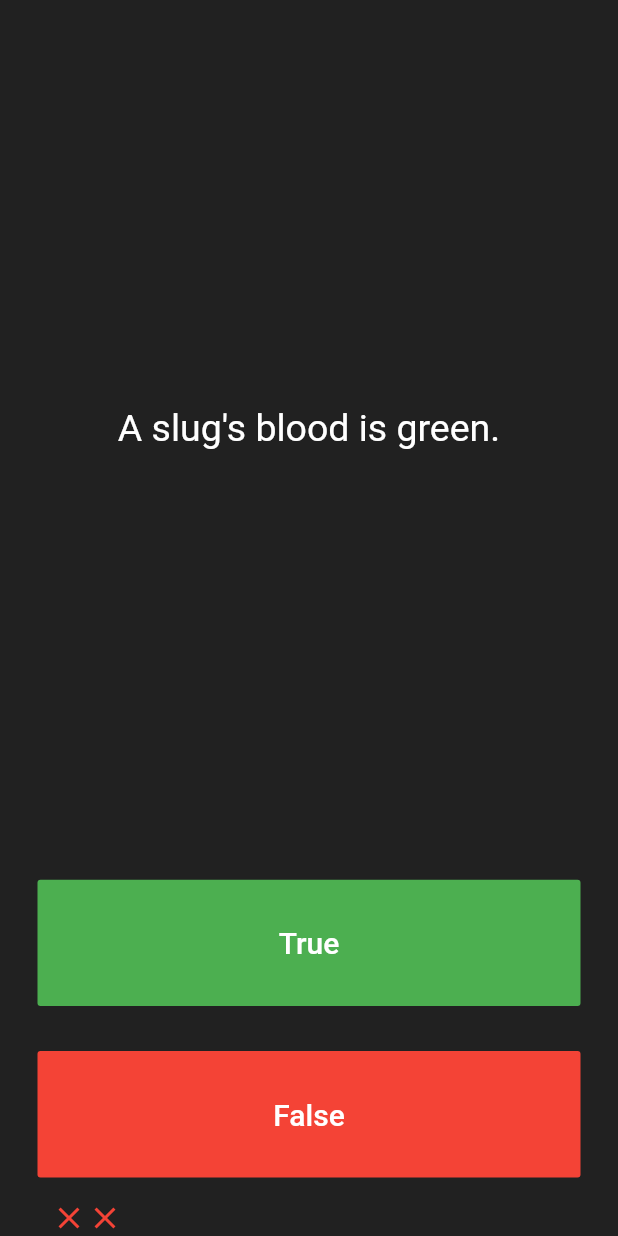
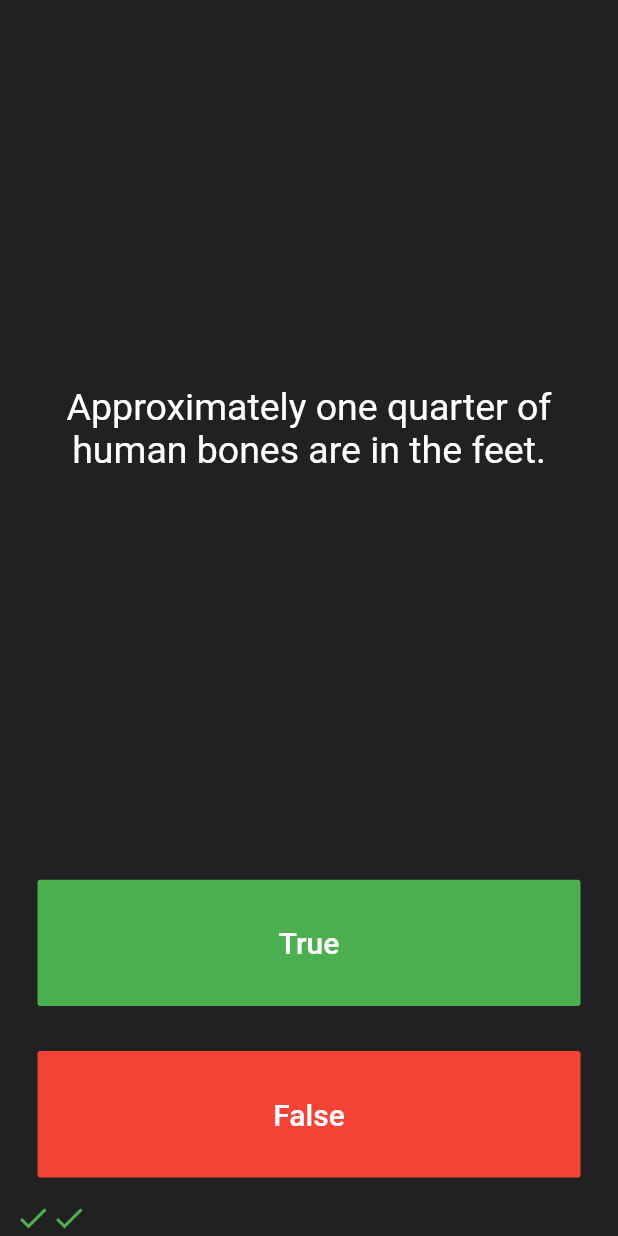
Before and after one commit to bhatiak2050/flutter_quizzler, a Flutter app: the screen it shows after launch, after a tap on "True", after a tap on "False", on a phone screen of 412 x 824 dp. Run offline on Flutter 3.47's test engine with Material 2 defaults, Android fonts, the phone set to English and light mode, and no system bars.

Commit message:
added question and quizbrain classes

```diff
--- a/lib/main.dart
+++ b/lib/main.dart
@@ -1,4 +1,7 @@
 import 'package:flutter/material.dart';
+import 'quizbrain.dart';
+
+QuizBrain quizBrain = QuizBrain();
 
 void main() => runApp(Quizzler());
 
@@ -25,18 +28,7 @@ class QuizPage extends StatefulWidget {
 }
 
 class _QuizPageState extends State<QuizPage> {
-  List<Icon> scoreKeeper = [
-    Icon(null),
-  ];
-  List<String> questions = [
-    'You can lead a cow down stairs but not up stairs.',
-    'Approximately one quarter of human bones are in the feet.',
-    'A slug\'s blood is green.',
-  ];
-  List<bool> answers = [
-    false, true, true,
-  ];
-  int counter = 0;
+  List<Icon> scoreKeeper = [];
 
   @override
   Widget build(BuildContext context) {
@@ -50,7 +42,7 @@ class _QuizPageState extends State<QuizPage> {
             padding: EdgeInsets.all(10.0),
             child: Center(
               child: Text(
-                questions[counter],
+                quizBrain.getQuestion(),
                 textAlign: TextAlign.center,
                 style: TextStyle(
                   fontSize: 25.0,
@@ -75,13 +67,16 @@ class _QuizPageState extends State<QuizPage> {
               ),
               onPressed: () {
                 setState(() {
-                  if (answers[counter] == true) {
-                    scoreKeeper.add(Icon(Icons.check, color: Colors.green),);
+                  if (quizBrain.getAnswer() == true) {
+                    scoreKeeper.add(
+                      Icon(Icons.check, color: Colors.green),
+                    );
+                  } else {
+                    scoreKeeper.add(
+                      Icon(Icons.close, color: Colors.red),
+                    );
                   }
-                  else{
-                    scoreKeeper.add(Icon(Icons.close, color: Colors.red),);
-                  }
-                  counter++;
+                  quizBrain.nextQuestion();
                 });
               },
             ),
@@ -101,13 +96,16 @@ class _QuizPageState extends State<QuizPage> {
               ),
               onPressed: () {
                 setState(() {
-                  if (answers[counter] == false) {
-                    scoreKeeper.add(Icon(Icons.check, color: Colors.green),);
+                  if (quizBrain.getAnswer() == false) {
+                    scoreKeeper.add(
+                      Icon(Icons.check, color: Colors.green),
+                    );
+                  } else {
+                    scoreKeeper.add(
+                      Icon(Icons.close, color: Colors.red),
+                    );
                   }
-                  else{
-                    scoreKeeper.add(Icon(Icons.close, color: Colors.red),);
-                  }
-                  counter++;
+                  quizBrain.nextQuestion();
                 });
               },
             ),
@@ -120,9 +118,3 @@ class _QuizPageState extends State<QuizPage> {
     );
   }
 }
-
-/*
-question1: 'You can lead a cow down stairs but not up stairs.', false,
-question2: 'Approximately one quarter of human bones are in the feet.', true,
-question3: 'A slug\'s blood is green.', true,
-*/
--- /dev/null
+++ b/lib/question.dart
@@ -0,0 +1,9 @@
+class Question {
+  String question;
+  bool answer;
+
+  Question({String question, bool answer}) {
+    this.answer = answer;
+    this.question = question;
+  }
+}
--- /dev/null
+++ b/lib/quizbrain.dart
@@ -0,0 +1,63 @@
+import 'question.dart';
+
+class QuizBrain {
+
+  int _qno = 0;
+
+  List<Question> _questionBank = [
+    Question(
+        question: 'Some cats are actually allergic to humans', answer: true,),
+    Question(
+        question: 'You can lead a cow down stairs but not up stairs.',
+        answer: false,),
+    Question(
+        question: 'Approximately one quarter of human bones are in the feet.',
+        answer: true),
+    Question(question: 'A slug\'s blood is green.', answer: true,),
+    Question(
+        question: 'Buzz Aldrin\'s mother\'s maiden name was \"Moon\".',
+        answer: true,),
+    Question(
+        question: 'It is illegal to pee in the Ocean in Portugal.',
+        answer: true,),
+    Question(
+        question:
+            'No piece of square dry paper can be folded in half more than 7 times.',
+        answer: false,),
+    Question(
+        question:
+            'In London, UK, if you happen to die in the House of Parliament, you are technically entitled to a state funeral, because the building is considered too sacred a place.',
+        answer: true,),
+    Question(
+        question:
+            'The loudest sound produced by any animal is 188 decibels. That animal is the African Elephant.',
+        answer: false,),
+    Question(
+        question:
+            'The total surface area of two human lungs is approximately 70 square metres.',
+        answer: true,),
+    Question(
+        question: 'Google was originally called \"Backrub\".', answer: true,),
+    Question(
+        question:
+            'Chocolate affects a dog\'s heart and nervous system; a few ounces are enough to kill a small dog.',
+        answer: true,),
+    Question(
+        question:
+            'In West Virginia, USA, if you accidentally hit an animal with your car, you are free to take it home to eat.',
+        answer: true),
+  ];
+
+  void nextQuestion(){
+    if(_qno < _questionBank.length -1)
+      _qno++;
+  }
+
+  String getQuestion(){
+    return _questionBank[_qno].question;
+  }
+
+  bool getAnswer(){
+    return _questionBank[_qno].answer;
+  }
+}
```
